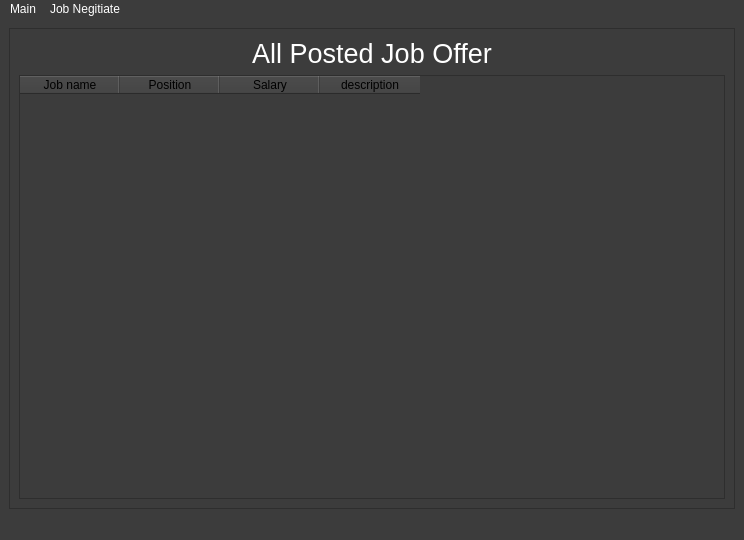
Above: ui_form/Company_main_screen.ui from Sirawap/PathFinder-Project before the change. Below: the same form after it.
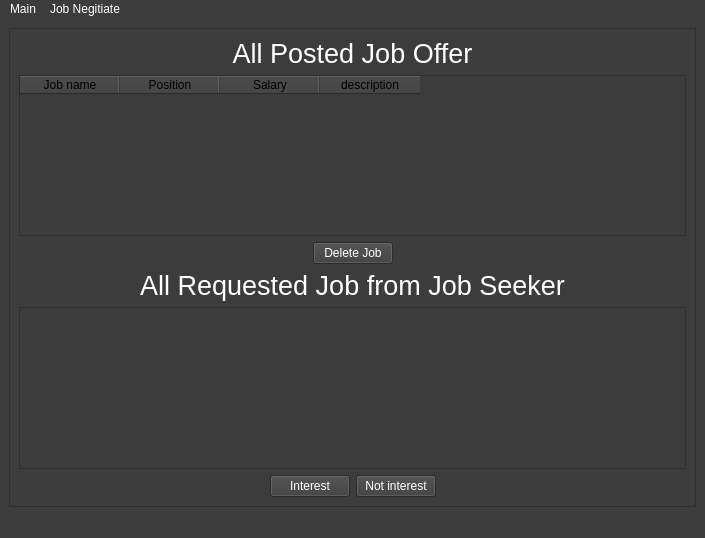
That is the form after the change.

Commit message: company main

What changed in the file:
```diff
--- a/ui_form/Company_main_screen.ui
+++ b/ui_form/Company_main_screen.ui
@@ -6,8 +6,8 @@
    <rect>
     <x>0</x>
     <y>0</y>
-    <width>744</width>
-    <height>540</height>
+    <width>705</width>
+    <height>538</height>
    </rect>
   </property>
   <property name="windowTitle">
@@ -22,7 +22,7 @@
   </property>
   <widget class="QWidget" name="centralwidget">
    <layout class="QGridLayout" name="gridLayout">
-    <item row="0" column="0">
+    <item row="0" column="1">
      <widget class="QScrollArea" name="scrollArea">
       <property name="widgetResizable">
        <bool>true</bool>
@@ -32,8 +32,8 @@
         <rect>
          <x>0</x>
          <y>0</y>
-         <width>724</width>
-         <height>479</height>
+         <width>685</width>
+         <height>477</height>
         </rect>
        </property>
        <layout class="QVBoxLayout" name="verticalLayout">
@@ -79,6 +79,109 @@
           </column>
          </widget>
         </item>
+        <item>
+         <layout class="QHBoxLayout" name="horizontalLayout_2">
+          <item>
+           <spacer name="horizontalSpacer">
+            <property name="orientation">
+             <enum>Qt::Horizontal</enum>
+            </property>
+            <property name="sizeHint" stdset="0">
+             <size>
+              <width>40</width>
+              <height>20</height>
+             </size>
+            </property>
+           </spacer>
+          </item>
+          <item>
+           <widget class="QPushButton" name="pushButton_delete_job">
+            <property name="text">
+             <string>Delete Job</string>
+            </property>
+           </widget>
+          </item>
+          <item>
+           <spacer name="horizontalSpacer_2">
+            <property name="orientation">
+             <enum>Qt::Horizontal</enum>
+            </property>
+            <property name="sizeHint" stdset="0">
+             <size>
+              <width>40</width>
+              <height>20</height>
+             </size>
+            </property>
+           </spacer>
+          </item>
+         </layout>
+        </item>
+        <item>
+         <widget class="QLabel" name="label_2">
+          <property name="font">
+           <font>
+            <pointsize>20</pointsize>
+           </font>
+          </property>
+          <property name="text">
+           <string>All Requested Job from Job Seeker</string>
+          </property>
+          <property name="alignment">
+           <set>Qt::AlignCenter</set>
+          </property>
+         </widget>
+        </item>
+        <item>
+         <widget class="QTableWidget" name="tableWidget_request_from_jobseeker"/>
+        </item>
+        <item>
+         <layout class="QHBoxLayout" name="horizontalLayout_3">
+          <item>
+           <spacer name="horizontalSpacer_3">
+            <property name="orientation">
+             <enum>Qt::Horizontal</enum>
+            </property>
+            <property name="sizeHint" stdset="0">
+             <size>
+              <width>40</width>
+              <height>20</height>
+             </size>
+            </property>
+           </spacer>
+          </item>
+          <item>
+           <layout class="QHBoxLayout" name="horizontalLayout">
+            <item>
+             <widget class="QPushButton" name="pushButton">
+              <property name="text">
+               <string>Interest</string>
+              </property>
+             </widget>
+            </item>
+            <item>
+             <widget class="QPushButton" name="pushButton_2">
+              <property name="text">
+               <string>Not interest</string>
+              </property>
+             </widget>
+            </item>
+           </layout>
+          </item>
+          <item>
+           <spacer name="horizontalSpacer_4">
+            <property name="orientation">
+             <enum>Qt::Horizontal</enum>
+            </property>
+            <property name="sizeHint" stdset="0">
+             <size>
+              <width>40</width>
+              <height>20</height>
+             </size>
+            </property>
+           </spacer>
+          </item>
+         </layout>
+        </item>
        </layout>
       </widget>
      </widget>
@@ -90,7 +193,7 @@
     <rect>
      <x>0</x>
      <y>0</y>
-     <width>744</width>
+     <width>705</width>
      <height>21</height>
     </rect>
    </property>
```
Left out of the diff: 3 changed lines with no effect on the pictures. The commit also changes 1 other file.
